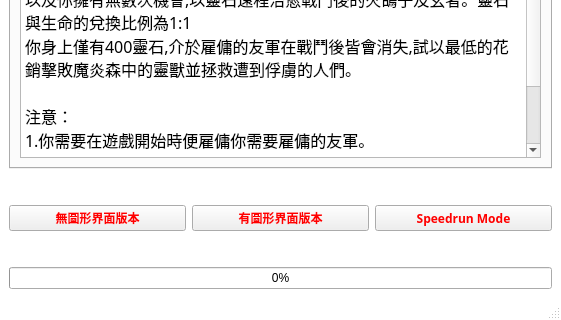
Above: menu2.ui from SeleiXi/lord-game before the change; both pictures show x 0 to 561 and y 363 to 683 of the 561 by 683 pixel window. Below: the same form after it.
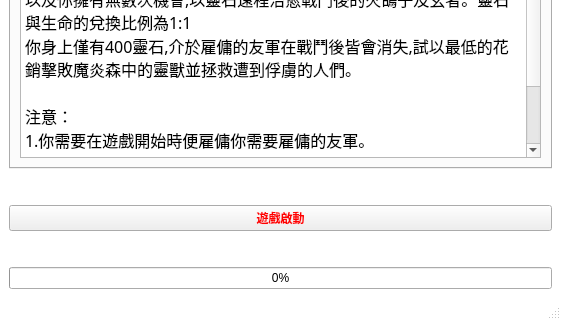
That is the form after the change. Icons and pictures are not drawn.

Commit message: 刪除非圖形界面version，建立fight函數中途

Diff of the .ui file:
```diff
--- a/menu2.ui
+++ b/menu2.ui
@@ -113,27 +113,6 @@
       <property name="bottomMargin">
        <number>30</number>
       </property>
-      <item>
-       <widget class="QPushButton" name="pushButtonOringinal">
-        <property name="sizePolicy">
-         <sizepolicy hsizetype="Minimum" vsizetype="Preferred">
-          <horstretch>0</horstretch>
-          <verstretch>0</verstretch>
-         </sizepolicy>
-        </property>
-        <property name="font">
-         <font>
-          <family>MiSans Heavy</family>
-          <weight>75</weight>
-          <italic>false</italic>
-          <bold>true</bold>
-         </font>
-        </property>
-        <property name="text">
-         <string>無圖形界面版本</string>
-        </property>
-       </widget>
-      </item>
       <item>
        <widget class="QPushButton" name="pushButtonChallengeMode">
         <property name="enabled">
@@ -154,7 +133,7 @@
          </font>
         </property>
         <property name="text">
-         <string>有圖形界面版本</string>
+         <string>遊戲啟動</string>
         </property>
         <property name="icon">
          <iconset>
@@ -162,33 +141,6 @@
         </property>
        </widget>
       </item>
-      <item>
-       <widget class="QPushButton" name="pushButtonSpeedMode">
-        <property name="sizePolicy">
-         <sizepolicy hsizetype="Minimum" vsizetype="Minimum">
-          <horstretch>0</horstretch>
-          <verstretch>0</verstretch>
-         </sizepolicy>
-        </property>
-        <property name="font">
-         <font>
-          <family>MiSans Heavy</family>
-          <weight>75</weight>
-          <italic>false</italic>
-          <bold>true</bold>
-         </font>
-        </property>
-        <property name="text">
-         <string>Speedrun Mode</string>
-        </property>
-        <property name="autoDefault">
-         <bool>false</bool>
-        </property>
-        <property name="flat">
-         <bool>false</bool>
-        </property>
-       </widget>
-      </item>
      </layout>
     </item>
     <item>
```
The commit also changes 4 other files.
